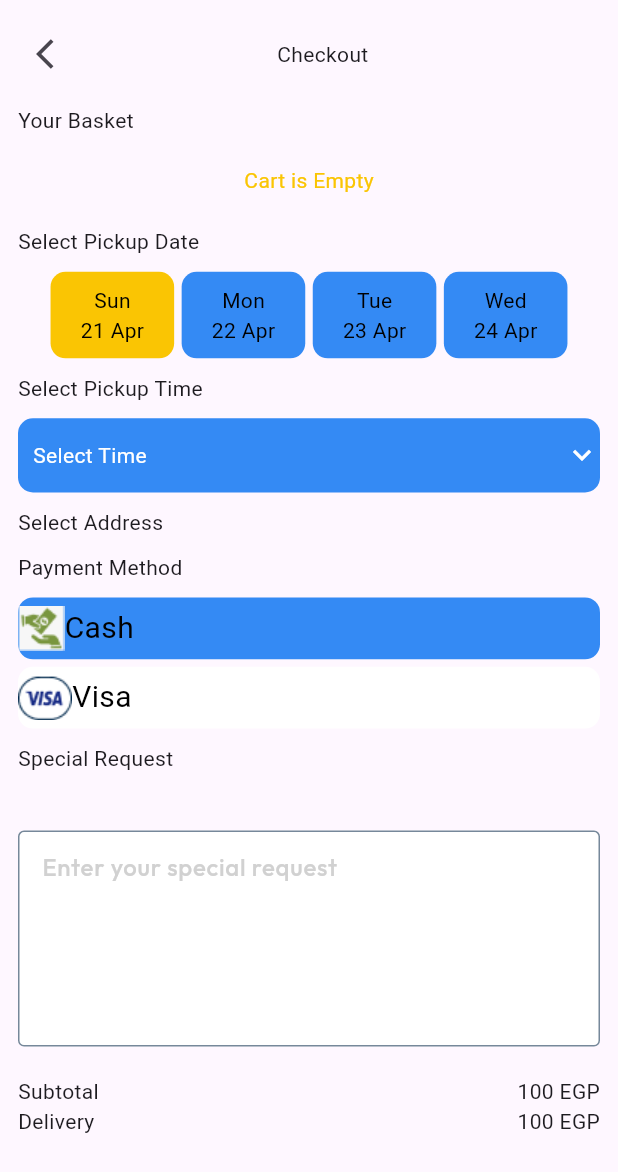
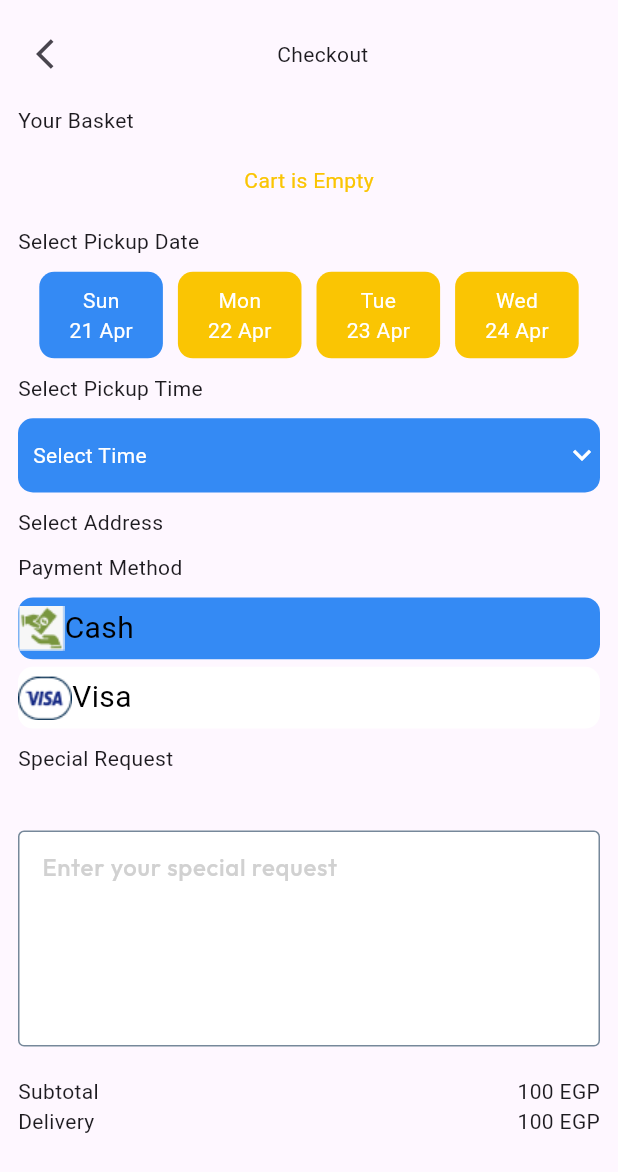
Before and after one commit to Abdelrahman-Moataz/Youmeya, a Flutter app: the CheckOut screen opened directly, on a phone screen of 412 x 824 dp. Shown: the top 1172 px of the screen. Run offline on Flutter 3.47's test engine with Material 3 defaults, Android fonts, the light colour scheme and no system bars; our stand-ins replace cloud_firestore, firebase_auth, firebase_core, firebase_storage, get, google_sign_in and 3 more; missing offline and left inert: social_auth_buttons; accounts and stored records are empty.

Commit message:
check out

```diff
--- a/lib/view/checkout_screen/checkout_screen.dart
+++ b/lib/view/checkout_screen/checkout_screen.dart
@@ -151,35 +151,20 @@ class _CheckOutState extends State<CheckOut> {
                       10.heightBox,
                       Row(
                         mainAxisAlignment: MainAxisAlignment.center,
-                        children: [
-                          dayContainer(
-                              context1: context,
-                              context2: context,
-                              day: getTodayDayName(),
-                              date: getTodayDate(),
-                              colorr: bottom),
-                          5.widthBox,
-                          dayContainer(
-                              context1: context,
-                              context2: context,
-                              day: getTomorrowsDayName(1),
-                              date: getTomorrowsDate(1),
-                              colorr: mainColor),
-                          5.widthBox,
-                          dayContainer(
-                              context1: context,
-                              context2: context,
-                              day: getTomorrowsDayName(2),
-                              date: getTomorrowsDate(2),
-                              colorr: mainColor),
-                          5.widthBox,
-                          dayContainer(
-                              context1: context,
-                              context2: context,
-                              day: getTomorrowsDayName(3),
-                              date: getTomorrowsDate(3),
-                              colorr: mainColor),
-                        ],
+                        children: List.generate(4, (index) => dayContainer(
+                            context1: context,
+                            context2: context
+                            ,onTap: () {
+
+                        },
+                            day: getTomorrowsDayName(index),
+                            date: getTomorrowsDate(index),
+                            colorr: index== 0 ? mainColor : bottom,),
+                          )
+
+
+
+                        ,
                       ),
                       10.heightBox,
                       const Text("Select Pickup Time"),
--- a/lib/view/checkout_screen/widget/day-container.dart
+++ b/lib/view/checkout_screen/widget/day-container.dart
@@ -1,9 +1,14 @@
 import 'package:youmeya/consent/consent.dart';
 
-Widget dayContainer({Color? colorr,context1,context2,String? day, String? date}){
+Widget dayContainer(
+    {Color? colorr, context1, context2, String? day, String? date, Function()? onTap}) {
   final w = MediaQuery.of(context1).size.width;
   final h = MediaQuery.of(context2).size.height;
-  return Container(
+  return Padding(
+    padding: const EdgeInsets.only(left: 5.0, right: 5.0),
+    child: GestureDetector(
+      onTap:onTap,
+      child: Container(
         width: w * 0.2,
         height: h * 0.07,
         decoration: BoxDecoration(
@@ -16,18 +21,18 @@ Widget dayContainer({Color? colorr,context1,context2,String? day, String? date})
             Text(
               day!,
               style: const TextStyle(
-            color: Colors.black,
-
+                color: whiteColor,
               ),
             ),
             Text(
               date!,
               style: const TextStyle(
-            color: Colors.black,
-
+                color: whiteColor,
               ),
             ),
           ],
         ),
+      ),
+    ),
   );
 }
```
Lines whose indentation alone changed are shown as unchanged.
